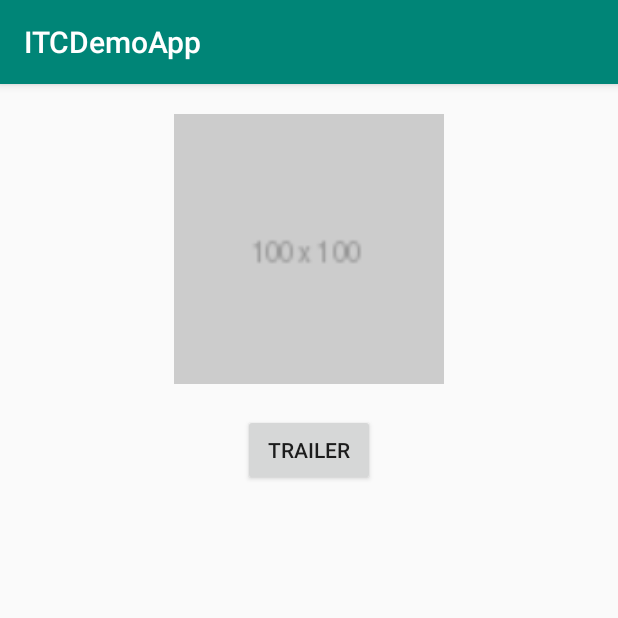
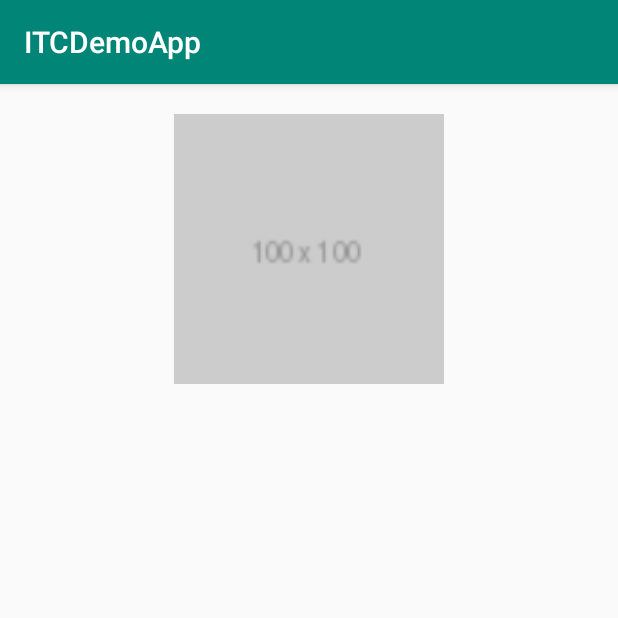
Before and after one commit to shivangbtech/ItcDemo, an Android app: the DetailsActivity screen opened directly, with no data from a screen before it, on a phone screen of 412 x 824 dp, the top half of it. Run offline under Robolectric (Android 15) with nearby library versions, the phone set to English and light mode, and no system bars; pictures from the network do not load; 3 statements that could not run were skipped.

```diff
--- a/app/src/main/java/com/itc/app/listener/EndlessRecyclerViewScrollListener.java
+++ b/app/src/main/java/com/itc/app/listener/EndlessRecyclerViewScrollListener.java
@@ -11,7 +11,7 @@ import android.support.v7.widget.StaggeredGridLayoutManager;
 public abstract class EndlessRecyclerViewScrollListener extends RecyclerView.OnScrollListener {
     // The minimum amount of items to have below your current scroll position
     // before loading more.
-    private int visibleThreshold = 5;
+    private int visibleThreshold = 3;
     // The current offset index of data you have loaded
     private int currentPage = 0;
     // The total number of items in the dataset after the last load
--- a/app/src/main/java/com/itc/app/views/movies/DetailsActivity.kt
+++ b/app/src/main/java/com/itc/app/views/movies/DetailsActivity.kt
@@ -19,10 +19,6 @@ class DetailsActivity : AppCompatActivity() {
         handleUI()
     }
 
-    override fun onStart() {
-        super.onStart()
-    }
-
 
     /**
      * Method call to handle UI
--- a/app/src/main/res/layout/activity_details.xml
+++ b/app/src/main/res/layout/activity_details.xml
@@ -17,23 +17,13 @@
             app:layout_constraintTop_toTopOf="parent"
             android:padding="10dp"/>
 
-    <Button
-            android:id="@+id/btn_trailer"
-            android:layout_width="wrap_content"
-            android:layout_height="wrap_content"
-            app:layout_constraintLeft_toLeftOf="parent"
-            app:layout_constraintRight_toRightOf="parent"
-            app:layout_constraintTop_toBottomOf="@id/iv_top"
-            android:layout_margin="10dp"
-            android:text="Trailer"/>
-
     <TextView
             android:id="@+id/tv_title_details"
             android:layout_width="wrap_content"
             android:layout_height="wrap_content"
             app:layout_constraintLeft_toLeftOf="parent"
             app:layout_constraintRight_toRightOf="parent"
-            app:layout_constraintTop_toBottomOf="@id/btn_trailer"/>
+            app:layout_constraintTop_toBottomOf="@id/iv_top"/>
 
     <TextView
             android:id="@+id/tv_desc_details"
```
Also changed, not shown: app/src/main/java/com/itc/app/views/home/MainActivity.kt (+11 -9 lines), app/src/main/res/layout/activity_main.xml (+11 -0 lines).
